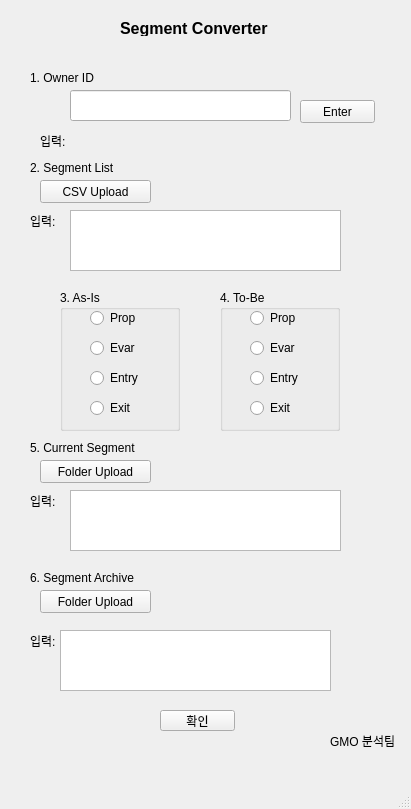
The window that SegConverter/segment_converter.ui (SunkyeongLee/aasegpackage) describes before a commit, drawn with Qt 5.
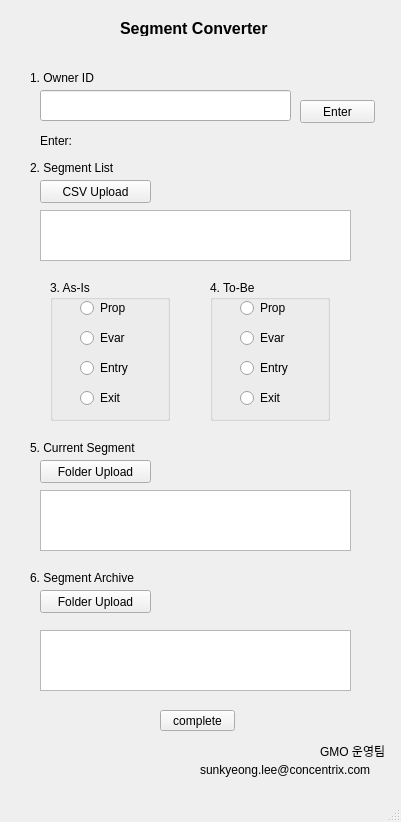
The same window after the commit.

Commit message: Segment Tool accomplished! :sparkles: :sparkles:

Diff of the .ui file:
```diff
--- a/SegConverter/segment_converter.ui
+++ b/SegConverter/segment_converter.ui
@@ -6,8 +6,8 @@
    <rect>
     <x>0</x>
     <y>0</y>
-    <width>411</width>
-    <height>809</height>
+    <width>401</width>
+    <height>822</height>
    </rect>
   </property>
   <property name="windowTitle">
@@ -57,20 +57,20 @@
      </rect>
     </property>
     <property name="text">
-     <string>확인</string>
+     <string>complete</string>
     </property>
    </widget>
    <widget class="QLabel" name="label_5">
     <property name="geometry">
      <rect>
-      <x>330</x>
-      <y>730</y>
+      <x>320</x>
+      <y>740</y>
       <width>71</width>
       <height>21</height>
      </rect>
     </property>
     <property name="text">
-     <string>GMO 분석팀</string>
+     <string>GMO 운영팀</string>
     </property>
    </widget>
    <widget class="QLabel" name="segmentPrefix_print">
@@ -86,19 +86,6 @@
      <string/>
     </property>
    </widget>
-   <widget class="QLabel" name="label_10">
-    <property name="geometry">
-     <rect>
-      <x>30</x>
-      <y>210</y>
-      <width>31</width>
-      <height>21</height>
-     </rect>
-    </property>
-    <property name="text">
-     <string>입력:</string>
-    </property>
-   </widget>
    <widget class="QLabel" name="label_11">
     <property name="geometry">
      <rect>
@@ -115,9 +102,9 @@
    <widget class="QTextBrowser" name="textBrowser_currentSeg">
     <property name="geometry">
      <rect>
-      <x>70</x>
+      <x>40</x>
       <y>490</y>
-      <width>271</width>
+      <width>311</width>
       <height>61</height>
      </rect>
     </property>
@@ -135,25 +122,12 @@
      <string>Folder Upload</string>
     </property>
    </widget>
-   <widget class="QLabel" name="label_13">
-    <property name="geometry">
-     <rect>
-      <x>30</x>
-      <y>490</y>
-      <width>31</width>
-      <height>21</height>
-     </rect>
-    </property>
-    <property name="text">
-     <string>입력:</string>
-    </property>
-   </widget>
    <widget class="QTextBrowser" name="textBrowser_segArc">
     <property name="geometry">
      <rect>
-      <x>60</x>
+      <x>40</x>
       <y>630</y>
-      <width>271</width>
+      <width>311</width>
       <height>61</height>
      </rect>
     </property>
@@ -171,19 +145,6 @@
      <string>6. Segment Archive</string>
     </property>
    </widget>
-   <widget class="QLabel" name="label_15">
-    <property name="geometry">
-     <rect>
-      <x>30</x>
-      <y>630</y>
-      <width>31</width>
-      <height>21</height>
-     </rect>
-    </property>
-    <property name="text">
-     <string>입력:</string>
-    </property>
-   </widget>
    <widget class="QPushButton" name="pushButton_segArc">
     <property name="geometry">
      <rect>
@@ -241,20 +202,20 @@
      <rect>
       <x>40</x>
       <y>130</y>
-      <width>31</width>
+      <width>41</width>
       <height>21</height>
      </rect>
     </property>
     <property name="text">
-     <string>입력:</string>
+     <string>Enter: </string>
     </property>
    </widget>
    <widget class="QLineEdit" name="textLine_owner">
     <property name="geometry">
      <rect>
-      <x>70</x>
+      <x>40</x>
       <y>90</y>
-      <width>221</width>
+      <width>251</width>
       <height>31</height>
      </rect>
     </property>
@@ -262,8 +223,8 @@
    <widget class="QGroupBox" name="as_is_box">
     <property name="geometry">
      <rect>
-      <x>60</x>
-      <y>290</y>
+      <x>50</x>
+      <y>280</y>
       <width>120</width>
       <height>141</height>
      </rect>
@@ -305,7 +266,7 @@
       <rect>
        <x>30</x>
        <y>80</y>
-       <width>90</width>
+       <width>91</width>
        <height>16</height>
       </rect>
      </property>
@@ -330,8 +291,8 @@
    <widget class="QGroupBox" name="to_be_box">
     <property name="geometry">
      <rect>
-      <x>220</x>
-      <y>290</y>
+      <x>210</x>
+      <y>280</y>
       <width>120</width>
       <height>141</height>
      </rect>
@@ -408,13 +369,26 @@
    <widget class="QTextBrowser" name="textBrowser_seglist">
     <property name="geometry">
      <rect>
-      <x>70</x>
+      <x>40</x>
       <y>210</y>
-      <width>271</width>
-      <height>61</height>
+      <width>311</width>
+      <height>51</height>
      </rect>
     </property>
    </widget>
+   <widget class="QLabel" name="label_2">
+    <property name="geometry">
+     <rect>
+      <x>200</x>
+      <y>760</y>
+      <width>191</width>
+      <height>20</height>
+     </rect>
+    </property>
+    <property name="text">
+     <string>sunkyeong.lee@concentrix.com</string>
+    </property>
+   </widget>
    <zorder>as_is_box</zorder>
    <zorder>to_be_box</zorder>
    <zorder>label</zorder>
```
Left out of the diff: 6 changed lines with no effect on the pictures. The commit also changes 21 other files.
